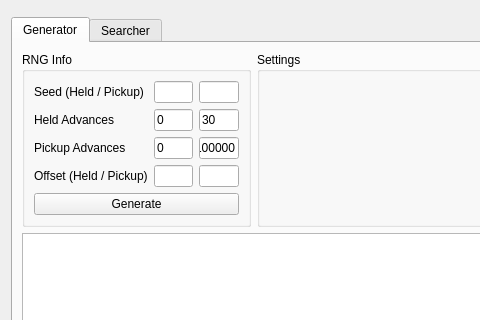
Old version of the form Form/Gen4/Eggs4.ui in the repository Admiral-Fish/PokeFinder; both pictures show x 0 to 480 and y 0 to 320 of the 1200 by 700 pixel window.
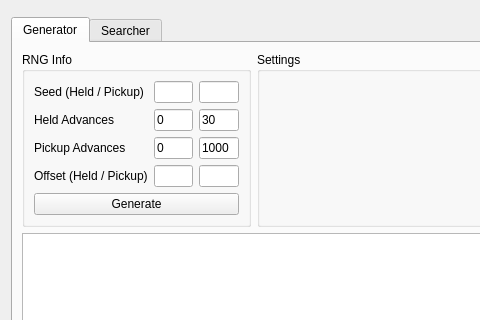
New version of the form. Custom widgets are drawn as their Qt base class.

```diff
--- a/Form/Gen4/Eggs4.ui
+++ b/Form/Gen4/Eggs4.ui
@@ -96,7 +96,7 @@
           <item row="2" column="2">
            <widget class="TextBox" name="textBoxGeneratorMaxAdvancesPickup">
             <property name="text">
-             <string notr="true">100000</string>
+             <string notr="true">1000</string>
             </property>
            </widget>
           </item>
```
Left out of the diff: 2 changed lines with no effect on the pictures.
